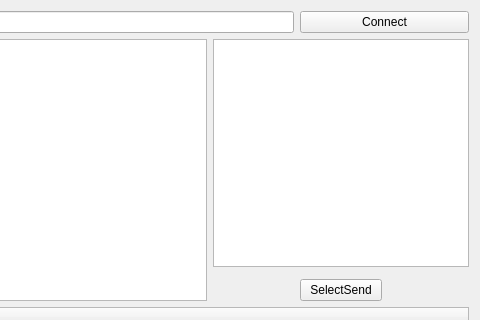
First picture: the form in JsonParsingWidget/widget.ui, repository Jyeong2c/TeamProject, before the edit; both pictures show x 301 to 781 and y 0 to 320 of the 781 by 545 pixel window.
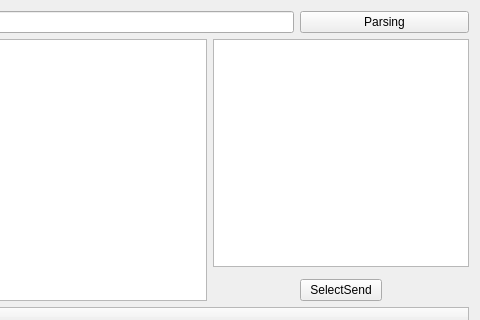
Second picture: the form after the edit.

Diff of the .ui file:
```diff
--- a/JsonParsingWidget/widget.ui
+++ b/JsonParsingWidget/widget.ui
@@ -27,7 +27,7 @@
    <item row="0" column="2" colspan="2">
     <widget class="QPushButton" name="connectButton">
      <property name="text">
-      <string>Connect</string>
+      <string>Parsing</string>
      </property>
     </widget>
    </item>
```
